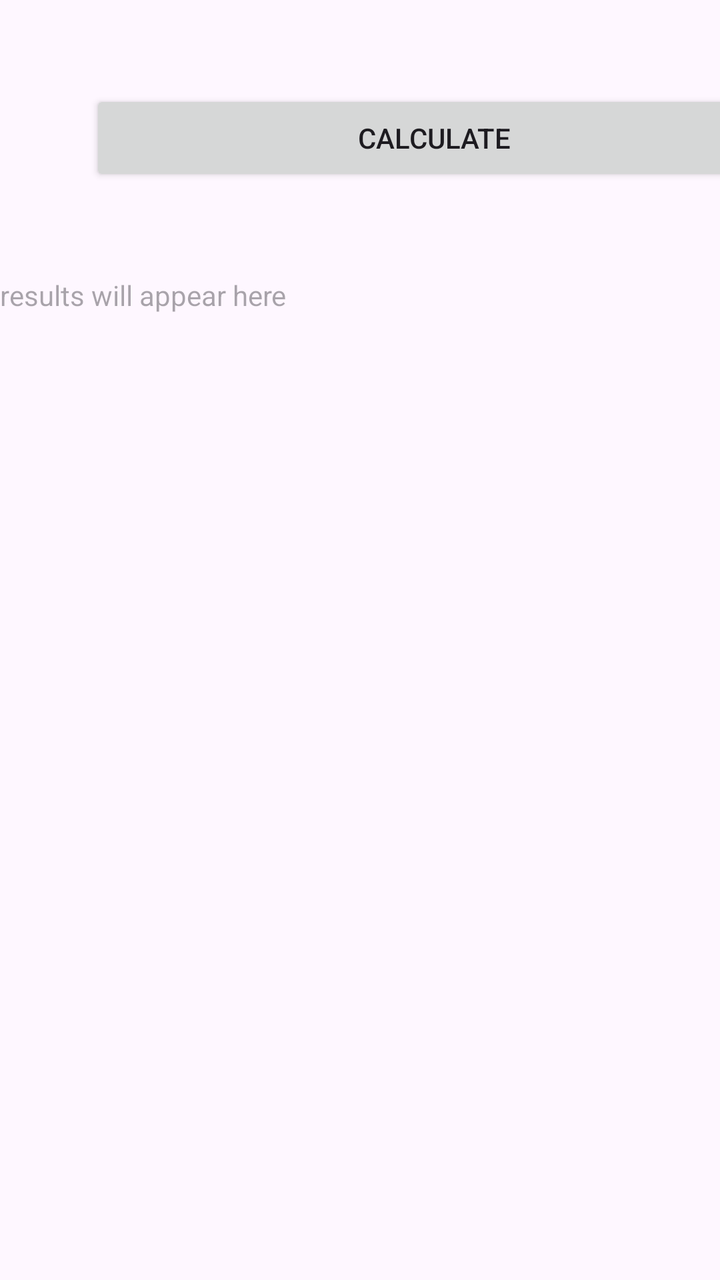
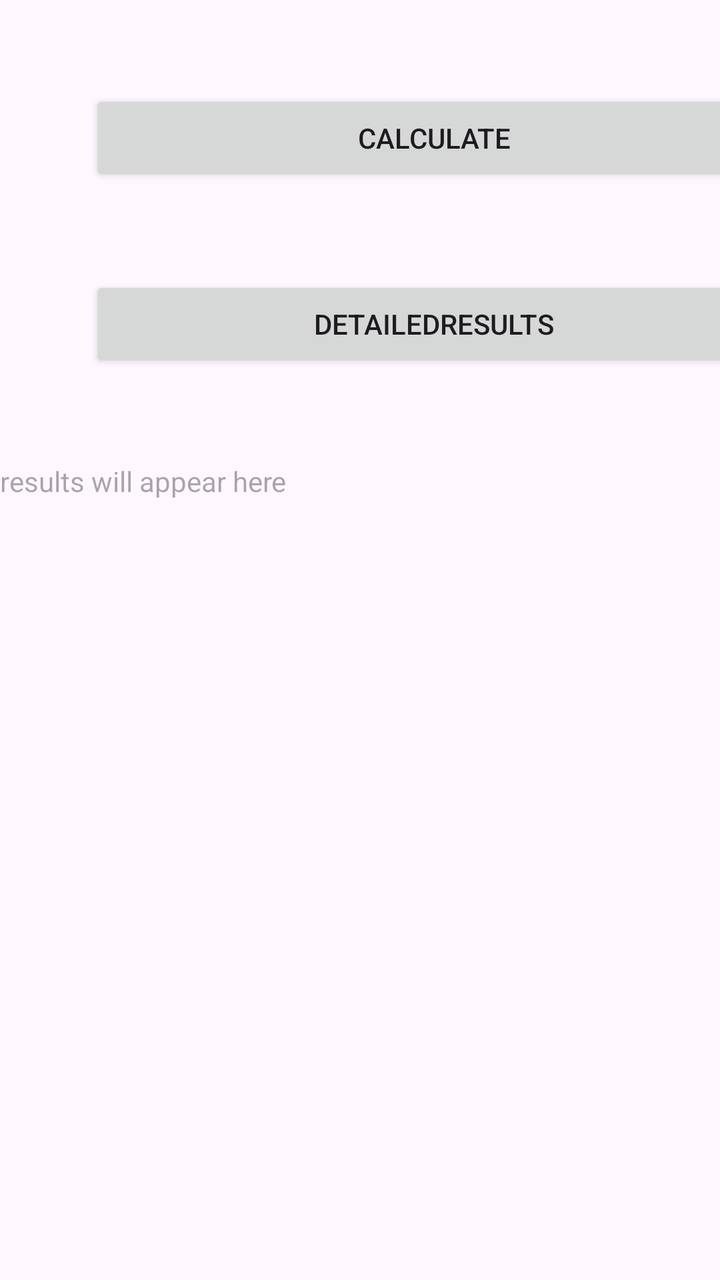

An Android layout rendered at two revisions. The XML below is the earlier revision; the diff shows what the commit changed to produce the second picture.
<!-- AndroidManifest.xml: application theme Theme.ArrayIceTask1 -->
<!-- res/layout/activity_main.xml -->
<?xml version="1.0" encoding="utf-8"?>
<LinearLayout xmlns:android="http://schemas.android.com/apk/res/android"
    xmlns:app="http://schemas.android.com/apk/res-auto"
    xmlns:tools="http://schemas.android.com/tools"
    android:id="@+id/main"
    android:layout_width="match_parent"
    android:layout_height="match_parent"
    android:orientation="vertical"
    tools:context=".MainActivity">


    <Button
        android:id="@+id/btnTemp"
        android:layout_width="344dp"
        android:layout_height="wrap_content"
        android:text="Calculate"
        android:layout_marginLeft="45dp"
        android:layout_marginTop="45dp" />

    <TextView
        android:id="@+id/txtOutput"
        android:layout_marginTop="45dp"
        android:hint="results will appear here"
        android:layout_width="match_parent"
        android:layout_height="match_parent" />

</LinearLayout>
<!-- resources referenced by this layout -->
<resources>
  <style name="Theme.ArrayIceTask1" parent="Base.Theme.ArrayIceTask1" />
  <style name="Base.Theme.ArrayIceTask1" parent="Theme.Material3.DayNight.NoActionBar">
          
          
      </style>
</resources>

<!-- the commit's change to res/layout/activity_main.xml (unified diff, before → after) -->
@@ -17,6 +17,15 @@
         android:layout_marginLeft="45dp"
         android:layout_marginTop="45dp" />
 
+    <Button
+        android:id="@+id/btnDetailedResults"
+        android:layout_width="344dp"
+        android:layout_height="wrap_content"
+        android:text="DetailedResults"
+        android:layout_marginLeft="45dp"
+        android:layout_marginTop="45dp" />
+
+
     <TextView
         android:id="@+id/txtOutput"
         android:layout_marginTop="45dp"
